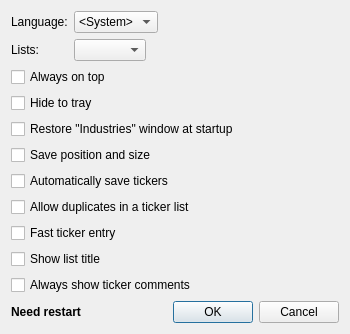
Old version of the form options.ui in the repository HappySeaFox/tht.
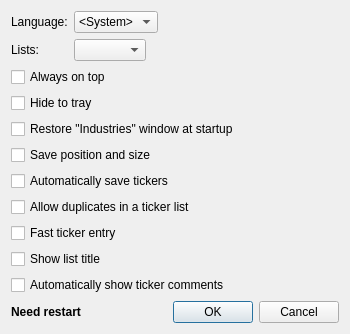
New version of the form. Icons and pictures are not drawn.

What changed in the file:
```diff
--- a/options.ui
+++ b/options.ui
@@ -189,7 +189,7 @@
    <item row="7" column="0" colspan="3">
     <widget class="QCheckBox" name="checkComments">
      <property name="text">
-      <string>Always show ticker comments</string>
+      <string>Automatically show ticker comments</string>
      </property>
     </widget>
    </item>
```
